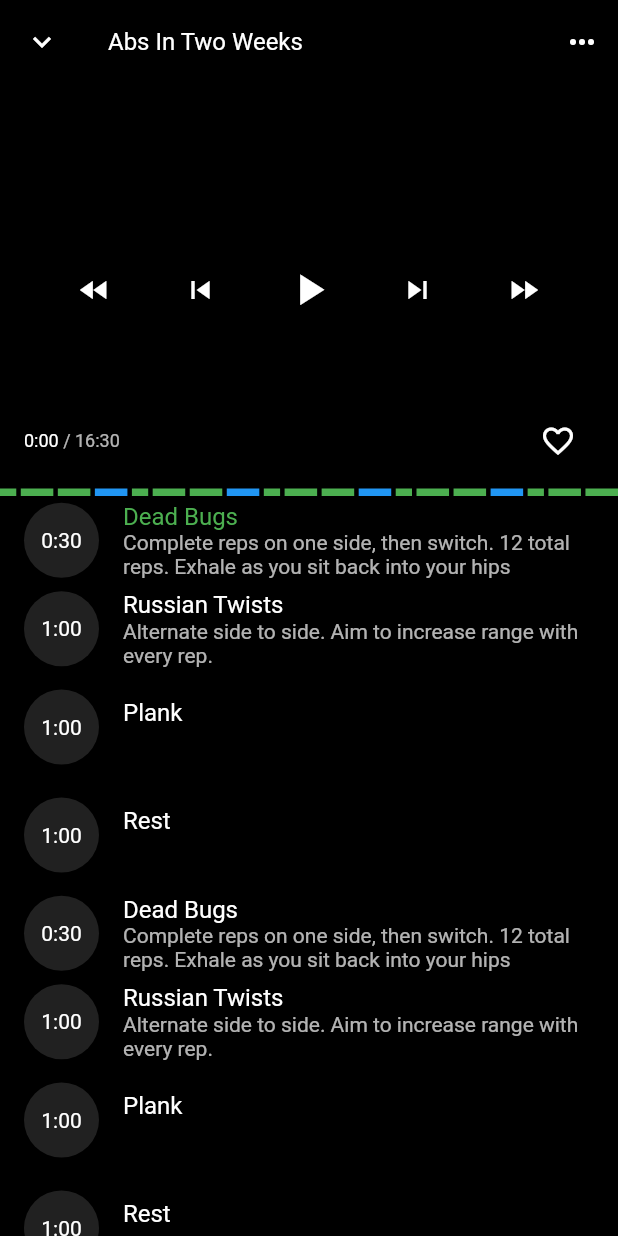
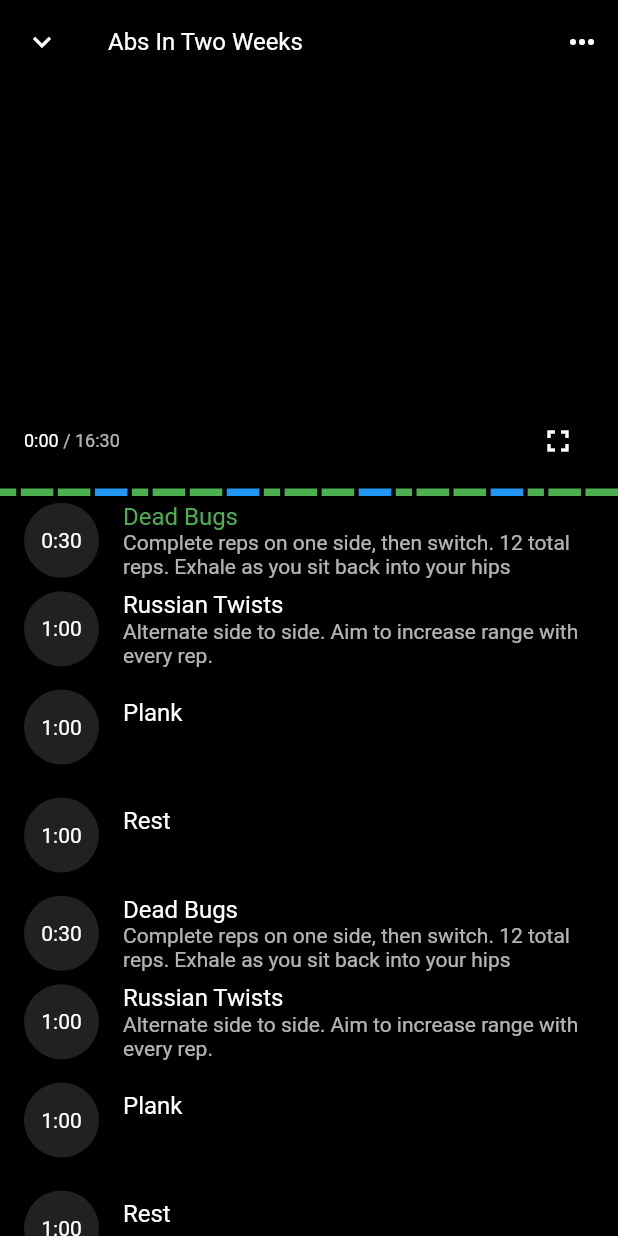
Before and after one commit to ivedone/mvp, a Flutter app: the screen it shows after launch, on a phone screen of 412 x 824 dp. Run offline on Flutter 3.47's test engine with Material 2 defaults, Android fonts, the phone set to English and light mode, and no system bars; drawn by our look-alikes of scrollable_positioned_list.

Commit message:
DoRoutineDetails Controls now show / hide

```diff
--- a/lib/app.dart
+++ b/lib/app.dart
@@ -1,6 +1,5 @@
 import 'package:flutter/material.dart';
 import 'package:mvp/screens/do_routine.dart';
-import 'package:mvp/screens/home.dart';
 import 'package:mvp/theme/theme.dart';
 
 class IvedoneApp extends StatelessWidget {
--- a/lib/components/do_routine/detail/controls.dart
+++ b/lib/components/do_routine/detail/controls.dart
@@ -3,26 +3,8 @@ import 'package:provider/provider.dart';
 
 import 'package:mvp/models/do_routine.dart';
 
-class DoRoutineDetailControls extends StatefulWidget {
-  const DoRoutineDetailControls({Key? key}) : super(key: key);
-
-  @override
-  _DoRoutineDetailControlsState createState() =>
-      _DoRoutineDetailControlsState();
-}
-
-class _DoRoutineDetailControlsState extends State<DoRoutineDetailControls> {
-  @override
-  Widget build(BuildContext context) {
-    return GestureDetector(
-        child: Center(
-            child: Padding(
-                padding: const EdgeInsets.fromLTRB(16, 8, 16, 8),
-                child: Row(
-                    mainAxisAlignment: MainAxisAlignment.spaceEvenly,
-                    crossAxisAlignment: CrossAxisAlignment.center,
-                    children: _buttons(context)))));
-  }
+class DetailControls extends StatelessWidget {
+  const DetailControls({Key? key}) : super(key: key);
 
   List<Widget> _buttons(BuildContext context) {
     final DoRoutineModel doRoutine =
@@ -46,4 +28,16 @@ class _DoRoutineDetailControlsState extends State<DoRoutineDetailControls> {
         icon: const Icon(Icons.fast_forward));
     return [skipBack5Sec, skipBack, toggle, skipForward, skipForward5Sec];
   }
+
+  @override
+  Widget build(BuildContext context) {
+    return Center(
+        child: Padding(
+            padding: const EdgeInsets.fromLTRB(16, 8, 16, 8),
+            child: Row(
+              mainAxisAlignment: MainAxisAlignment.spaceEvenly,
+              crossAxisAlignment: CrossAxisAlignment.center,
+              children: _buttons(context),
+            )));
+  }
 }
--- a/lib/components/do_routine/detail/detail.dart
+++ b/lib/components/do_routine/detail/detail.dart
@@ -1,21 +1,64 @@
+import 'dart:async';
+
 import 'package:flutter/material.dart';
 
 import 'text.dart';
 import 'controls.dart';
 
-class DoRoutineDetailWidget extends StatelessWidget {
+class DoRoutineDetailWidget extends StatefulWidget {
   const DoRoutineDetailWidget({Key? key}) : super(key: key);
+
+  @override
+  _DoRoutineDetailWidgetState createState() => _DoRoutineDetailWidgetState();
+}
+
+class _DoRoutineDetailWidgetState extends State<DoRoutineDetailWidget> {
+  bool _show = false;
+  Timer? _timer;
+
+  toggleShow() {
+    setState(() {
+      if (_show) {
+        _timer?.cancel();
+      } else {
+        _timer = Timer(const Duration(seconds: 3), () {
+          setState(() {
+            _show = false;
+          });
+        });
+      }
+      _show = !_show;
+    });
+  }
 
   @override
   Widget build(BuildContext context) {
     double height = 1 * MediaQuery.of(context).size.height / 3;
     return SizedBox(
-        height: height,
-        child: Container(
+      height: height,
+      child: Stack(children: [
+        GestureDetector(
+          onTap: toggleShow,
+          child: Container(
             color: Colors.transparent,
-            child: Stack(children: const [
-              DoRoutineDetailText(),
-              DoRoutineDetailControls(),
-            ])));
+            child: const DetailText(),
+          ),
+        ),
+        IgnorePointer(
+          ignoring: !_show,
+          child: GestureDetector(
+            onTap: toggleShow,
+            child: AnimatedOpacity(
+              opacity: _show ? 1.0 : 0.0,
+              duration: const Duration(milliseconds: 150),
+              child: Container(
+                color: Colors.transparent,
+                child: const DetailControls(),
+              ),
+            ),
+          ),
+        ),
+      ]),
+    );
   }
 }
--- a/lib/components/do_routine/detail/text.dart
+++ b/lib/components/do_routine/detail/text.dart
@@ -4,8 +4,8 @@ import 'package:mvp/components/do_routine/progress/progress.dart';
 import 'package:mvp/models/do_routine.dart';
 import 'package:provider/provider.dart';
 
-class DoRoutineDetailText extends StatelessWidget {
-  const DoRoutineDetailText({Key? key}) : super(key: key);
+class DetailText extends StatelessWidget {
+  const DetailText({Key? key}) : super(key: key);
 
   @override
   Widget build(BuildContext context) {
@@ -13,11 +13,10 @@ class DoRoutineDetailText extends StatelessWidget {
     final TextStyle secondaryTextStyle = themeData.textTheme.caption!;
     final TextStyle primaryTextStyle =
         secondaryTextStyle.copyWith(color: Colors.white);
-    return Center(
-        child: Column(
-            mainAxisAlignment: MainAxisAlignment.end,
-            crossAxisAlignment: CrossAxisAlignment.stretch,
-            children: [
+    return Column(
+        mainAxisAlignment: MainAxisAlignment.end,
+        crossAxisAlignment: CrossAxisAlignment.stretch,
+        children: [
           Padding(
               padding: const EdgeInsets.fromLTRB(16, 8, 16, 8),
               child: Row(children: [
@@ -32,9 +31,9 @@ class DoRoutineDetailText extends StatelessWidget {
                         Text(remaining, style: secondaryTextStyle)),
                 Expanded(child: Container()),
                 IconButton(
-                    onPressed: () {}, icon: const Icon(Icons.favorite_border)),
+                    onPressed: () {}, icon: const Icon(Icons.fullscreen)),
               ])),
           const DoRoutineProgressIndicator(),
-        ]));
+        ]);
   }
 }
--- a/lib/components/do_routine/list.dart
+++ b/lib/components/do_routine/list.dart
@@ -22,7 +22,7 @@ class _DoRoutineListWidgetState extends State<DoRoutineListWidget> {
   void scrollToIndex(int index) {
     itemScrollController.scrollTo(
         index: index,
-        duration: const Duration(milliseconds: 1500),
+        duration: const Duration(milliseconds: 500),
         curve: Curves.easeInOutCubic);
   }
 
```
Also changed, not shown: lib/theme/colors.dart (+4 -4 lines), pubspec.lock.
